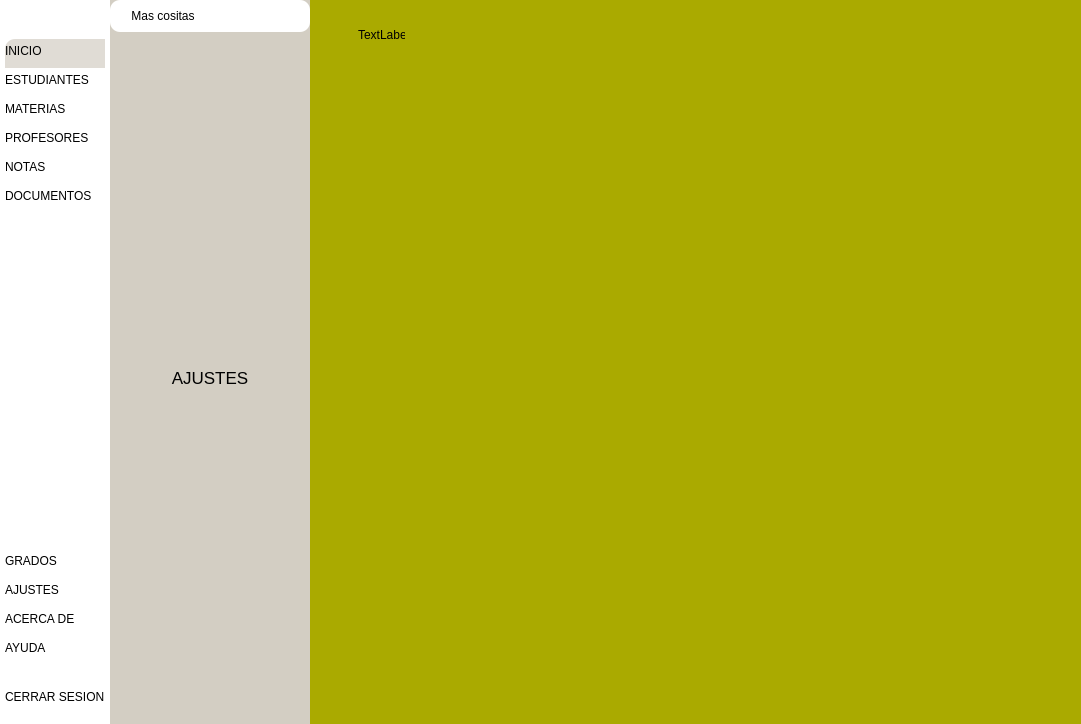
Above: interfaz.ui from YoelSims/AplicacionV2-AndresBello before the change. Below: the same form after it.
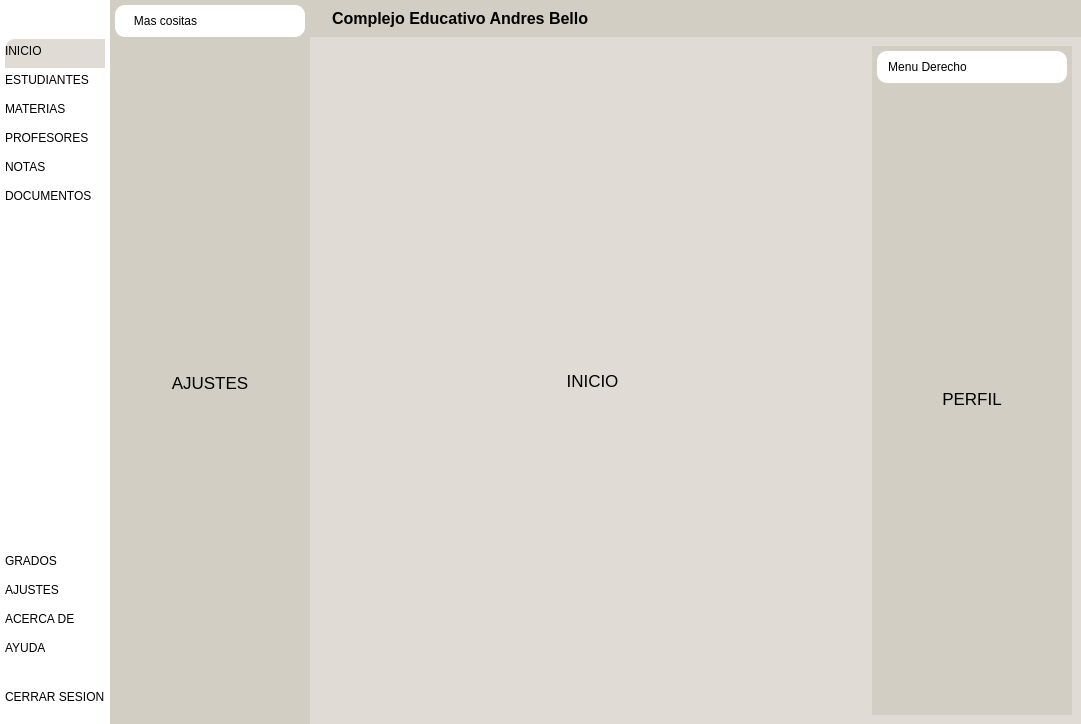
That is the form after the change. Icons and pictures are not drawn.

Commit message: -m Paginas Modulos

The edit to the form file:
```diff
--- a/interfaz.ui
+++ b/interfaz.ui
@@ -38,13 +38,17 @@
 	border-botton-left-radius:10px;
 }
 
-#menuSubCentroContenedor{
+#menuSubCentroContenedor,#subMenuDerecho{
 	background-color: #d3cec3;
 }
 
-#frame_5{
+#frame_5, #frame_9{
 	background-color: #ffffff;
 	border-radius:10px;
+}
+
+#cabeceraContenedor{
+	background-color: #d3cec3
 }</string>
   </property>
   <widget class="QWidget" name="centralContenedor">
@@ -504,16 +508,16 @@
          </property>
          <layout class="QVBoxLayout" name="verticalLayout_8">
           <property name="spacing">
-           <number>0</number>
+           <number>5</number>
           </property>
           <property name="leftMargin">
-           <number>0</number>
+           <number>5</number>
           </property>
           <property name="topMargin">
-           <number>0</number>
+           <number>5</number>
           </property>
           <property name="rightMargin">
-           <number>0</number>
+           <number>5</number>
           </property>
           <property name="bottomMargin">
            <number>0</number>
@@ -539,6 +543,9 @@
              </item>
              <item alignment="Qt::AlignRight">
               <widget class="QPushButton" name="pushButton_2">
+               <property name="toolTip">
+                <string>Cerrar Menu</string>
+               </property>
                <property name="text">
                 <string/>
                </property>
@@ -633,13 +640,28 @@
        </sizepolicy>
       </property>
       <property name="styleSheet">
-       <string notr="true">background-color: rgb(170, 170, 0);</string>
+       <string notr="true"/>
       </property>
       <layout class="QVBoxLayout" name="verticalLayout_12">
+       <property name="spacing">
+        <number>0</number>
+       </property>
+       <property name="leftMargin">
+        <number>0</number>
+       </property>
+       <property name="topMargin">
+        <number>0</number>
+       </property>
+       <property name="rightMargin">
+        <number>0</number>
+       </property>
+       <property name="bottomMargin">
+        <number>0</number>
+       </property>
        <item alignment="Qt::AlignTop">
         <widget class="QWidget" name="cabeceraContenedor" native="true">
          <layout class="QHBoxLayout" name="horizontalLayout_4">
-          <item>
+          <item alignment="Qt::AlignLeft">
            <widget class="QFrame" name="frame_6">
             <property name="frameShape">
              <enum>QFrame::StyledPanel</enum>
@@ -647,22 +669,59 @@
             <property name="frameShadow">
              <enum>QFrame::Raised</enum>
             </property>
-            <widget class="QLabel" name="label_5">
-             <property name="geometry">
-              <rect>
-               <x>30</x>
-               <y>10</y>
-               <width>47</width>
-               <height>13</height>
-              </rect>
+            <layout class="QHBoxLayout" name="horizontalLayout_6">
+             <property name="spacing">
+              <number>6</number>
              </property>
-             <property name="text">
-              <string>TextLabel</string>
+             <property name="leftMargin">
+              <number>0</number>
              </property>
-            </widget>
+             <property name="topMargin">
+              <number>0</number>
+             </property>
+             <property name="rightMargin">
+              <number>0</number>
+             </property>
+             <property name="bottomMargin">
+              <number>0</number>
+             </property>
+             <item>
+              <widget class="QLabel" name="label_5">
+               <property name="maximumSize">
+                <size>
+                 <width>50</width>
+                 <height>50</height>
+                </size>
+               </property>
+               <property name="text">
+                <string/>
+               </property>
+               <property name="pixmap">
+                <pixmap resource="Iconos/imagenesGeneral.qrc">:/imagenes/Imagenes/Logo/2.png</pixmap>
+               </property>
+               <property name="scaledContents">
+                <bool>true</bool>
+               </property>
+              </widget>
+             </item>
+             <item>
+              <widget class="QLabel" name="label_6">
+               <property name="font">
+                <font>
+                 <pointsize>12</pointsize>
+                 <weight>75</weight>
+                 <bold>true</bold>
+                </font>
+               </property>
+               <property name="text">
+                <string>Complejo Educativo Andres Bello</string>
+               </property>
+              </widget>
+             </item>
+            </layout>
            </widget>
           </item>
-          <item>
+          <item alignment="Qt::AlignHCenter">
            <widget class="QFrame" name="frame_7">
             <property name="frameShape">
              <enum>QFrame::StyledPanel</enum>
@@ -671,8 +730,26 @@
              <enum>QFrame::Raised</enum>
             </property>
             <layout class="QHBoxLayout" name="horizontalLayout_5">
+             <property name="spacing">
+              <number>6</number>
+             </property>
+             <property name="leftMargin">
+              <number>0</number>
+             </property>
+             <property name="topMargin">
+              <number>0</number>
+             </property>
+             <property name="rightMargin">
+              <number>0</number>
+             </property>
+             <property name="bottomMargin">
+              <number>0</number>
+             </property>
              <item>
               <widget class="QPushButton" name="pushButton_6">
+               <property name="toolTip">
+                <string>Mas</string>
+               </property>
                <property name="text">
                 <string/>
                </property>
@@ -690,6 +767,9 @@
              </item>
              <item>
               <widget class="QPushButton" name="pushButton_7">
+               <property name="toolTip">
+                <string>Perfil</string>
+               </property>
                <property name="text">
                 <string/>
                </property>
@@ -708,7 +788,7 @@
             </layout>
            </widget>
           </item>
-          <item>
+          <item alignment="Qt::AlignRight">
            <widget class="QFrame" name="frame_8">
             <property name="frameShape">
              <enum>QFrame::StyledPanel</enum>
@@ -717,8 +797,26 @@
              <enum>QFrame::Raised</enum>
             </property>
             <layout class="QHBoxLayout" name="horizontalLayout_3">
+             <property name="spacing">
+              <number>6</number>
+             </property>
+             <property name="leftMargin">
+              <number>0</number>
+             </property>
+             <property name="topMargin">
+              <number>0</number>
+             </property>
+             <property name="rightMargin">
+              <number>0</number>
+             </property>
+             <property name="bottomMargin">
+              <number>0</number>
+             </property>
              <item>
               <widget class="QPushButton" name="pushButton_3">
+               <property name="toolTip">
+                <string>Minimizar Ventana</string>
+               </property>
                <property name="text">
                 <string/>
                </property>
@@ -730,6 +828,9 @@
              </item>
              <item>
               <widget class="QPushButton" name="pushButton_4">
+               <property name="toolTip">
+                <string>Restaurar Ventana</string>
+               </property>
                <property name="text">
                 <string/>
                </property>
@@ -741,6 +842,9 @@
              </item>
              <item>
               <widget class="QPushButton" name="pushButton_5">
+               <property name="toolTip">
+                <string>Cerrar Ventana</string>
+               </property>
                <property name="text">
                 <string/>
                </property>
@@ -757,7 +861,278 @@
         </widget>
        </item>
        <item>
-        <widget class="QWidget" name="principalContenido" native="true"/>
+        <widget class="QWidget" name="principalCuerpoContenido" native="true">
+         <property name="sizePolicy">
+          <sizepolicy hsizetype="Preferred" vsizetype="Expanding">
+           <horstretch>0</horstretch>
+           <verstretch>0</verstretch>
+          </sizepolicy>
+         </property>
+         <layout class="QHBoxLayout" name="horizontalLayout_7">
+          <item>
+           <widget class="QWidget" name="principalContenidosContenedor" native="true">
+            <layout class="QVBoxLayout" name="verticalLayout_17">
+             <item>
+              <widget class="QStackedWidget" name="stackedWidget_3">
+               <widget class="QWidget" name="page_6">
+                <layout class="QVBoxLayout" name="verticalLayout_18">
+                 <item>
+                  <widget class="QLabel" name="label_10">
+                   <property name="font">
+                    <font>
+                     <pointsize>13</pointsize>
+                    </font>
+                   </property>
+                   <property name="text">
+                    <string>INICIO</string>
+                   </property>
+                   <property name="alignment">
+                    <set>Qt::AlignCenter</set>
+                   </property>
+                  </widget>
+                 </item>
+                </layout>
+               </widget>
+               <widget class="QWidget" name="page_7">
+                <layout class="QVBoxLayout" name="verticalLayout_19">
+                 <item>
+                  <widget class="QLabel" name="label_11">
+                   <property name="font">
+                    <font>
+                     <pointsize>13</pointsize>
+                    </font>
+                   </property>
+                   <property name="text">
+                    <string>ESTUDIANTES</string>
+                   </property>
+                   <property name="alignment">
+                    <set>Qt::AlignCenter</set>
+                   </property>
+                  </widget>
+                 </item>
+                </layout>
+               </widget>
+               <widget class="QWidget" name="page_8">
+                <layout class="QVBoxLayout" name="verticalLayout_20">
+                 <item>
+                  <widget class="QLabel" name="label_12">
+                   <property name="font">
+                    <font>
+                     <pointsize>13</pointsize>
+                    </font>
+                   </property>
+                   <property name="text">
+                    <string>MATERIAS</string>
+                   </property>
+                   <property name="alignment">
+                    <set>Qt::AlignCenter</set>
+                   </property>
+                  </widget>
+                 </item>
+                </layout>
+               </widget>
+               <widget class="QWidget" name="page_9">
+                <layout class="QVBoxLayout" name="verticalLayout_21">
+                 <item>
+                  <widget class="QLabel" name="label_13">
+                   <property name="font">
+                    <font>
+                     <pointsize>13</pointsize>
+                    </font>
+                   </property>
+                   <property name="text">
+                    <string>PROFESORES</string>
+                   </property>
+                   <property name="alignment">
+                    <set>Qt::AlignCenter</set>
+                   </property>
+                  </widget>
+                 </item>
+                </layout>
+               </widget>
+               <widget class="QWidget" name="page_10">
+                <layout class="QVBoxLayout" name="verticalLayout_22">
+                 <item>
+                  <widget class="QLabel" name="label_14">
+                   <property name="font">
+                    <font>
+                     <pointsize>13</pointsize>
+                    </font>
+                   </property>
+                   <property name="text">
+                    <string>NOTAS</string>
+                   </property>
+                   <property name="alignment">
+                    <set>Qt::AlignCenter</set>
+                   </property>
+                  </widget>
+                 </item>
+                </layout>
+               </widget>
+               <widget class="QWidget" name="page_11">
+                <layout class="QVBoxLayout" name="verticalLayout_23">
+                 <item>
+                  <widget class="QLabel" name="label_15">
+                   <property name="font">
+                    <font>
+                     <pointsize>13</pointsize>
+                    </font>
+                   </property>
+                   <property name="text">
+                    <string>DOCUMENTOS</string>
+                   </property>
+                   <property name="alignment">
+                    <set>Qt::AlignCenter</set>
+                   </property>
+                  </widget>
+                 </item>
+                </layout>
+               </widget>
+              </widget>
+             </item>
+            </layout>
+           </widget>
+          </item>
+          <item alignment="Qt::AlignRight">
+           <widget class="QWidget" name="menuContenedorDerecho" native="true">
+            <property name="minimumSize">
+             <size>
+              <width>200</width>
+              <height>0</height>
+             </size>
+            </property>
+            <layout class="QVBoxLayout" name="verticalLayout_13">
+             <property name="spacing">
+              <number>0</number>
+             </property>
+             <property name="leftMargin">
+              <number>0</number>
+             </property>
+             <property name="topMargin">
+              <number>0</number>
+             </property>
+             <property name="rightMargin">
+              <number>0</number>
+             </property>
+             <property name="bottomMargin">
+              <number>0</number>
+             </property>
+             <item>
+              <widget class="QWidget" name="subMenuDerecho" native="true">
+               <property name="minimumSize">
+                <size>
+                 <width>200</width>
+                 <height>0</height>
+                </size>
+               </property>
+               <layout class="QVBoxLayout" name="verticalLayout_14">
+                <property name="spacing">
+                 <number>5</number>
+                </property>
+                <property name="leftMargin">
+                 <number>5</number>
+                </property>
+                <property name="topMargin">
+                 <number>5</number>
+                </property>
+                <property name="rightMargin">
+                 <number>5</number>
+                </property>
+                <property name="bottomMargin">
+                 <number>5</number>
+                </property>
+                <item>
+                 <widget class="QFrame" name="frame_9">
+                  <property name="frameShape">
+                   <enum>QFrame::StyledPanel</enum>
+                  </property>
+                  <property name="frameShadow">
+                   <enum>QFrame::Raised</enum>
+                  </property>
+                  <layout class="QHBoxLayout" name="horizontalLayout_8">
+                   <item>
+                    <widget class="QLabel" name="label_7">
+                     <property name="text">
+                      <string>Menu Derecho</string>
+                     </property>
+                     <property name="alignment">
+                      <set>Qt::AlignCenter</set>
+                     </property>
+                    </widget>
+                   </item>
+                   <item alignment="Qt::AlignRight">
+                    <widget class="QPushButton" name="pushButton_8">
+                     <property name="toolTip">
+                      <string>Cerrar Menu</string>
+                     </property>
+                     <property name="text">
+                      <string/>
+                     </property>
+                     <property name="icon">
+                      <iconset resource="Iconos/iconosNegros.qrc">
+                       <normaloff>:/blackIcons/Black/x-circle.svg</normaloff>:/blackIcons/Black/x-circle.svg</iconset>
+                     </property>
+                     <property name="iconSize">
+                      <size>
+                       <width>24</width>
+                       <height>24</height>
+                      </size>
+                     </property>
+                    </widget>
+                   </item>
+                  </layout>
+                 </widget>
+                </item>
+                <item>
+                 <widget class="QStackedWidget" name="stackedWidget_2">
+                  <widget class="QWidget" name="page_4">
+                   <layout class="QVBoxLayout" name="verticalLayout_15">
+                    <item>
+                     <widget class="QLabel" name="label_8">
+                      <property name="font">
+                       <font>
+                        <pointsize>13</pointsize>
+                       </font>
+                      </property>
+                      <property name="text">
+                       <string>PERFIL</string>
+                      </property>
+                      <property name="alignment">
+                       <set>Qt::AlignCenter</set>
+                      </property>
+                     </widget>
+                    </item>
+                   </layout>
+                  </widget>
+                  <widget class="QWidget" name="page_5">
+                   <layout class="QVBoxLayout" name="verticalLayout_16">
+                    <item>
+                     <widget class="QLabel" name="label_9">
+                      <property name="font">
+                       <font>
+                        <pointsize>13</pointsize>
+                       </font>
+                      </property>
+                      <property name="text">
+                       <string>MAS...</string>
+                      </property>
+                      <property name="alignment">
+                       <set>Qt::AlignCenter</set>
+                      </property>
+                     </widget>
+                    </item>
+                   </layout>
+                  </widget>
+                 </widget>
+                </item>
+               </layout>
+              </widget>
+             </item>
+            </layout>
+           </widget>
+          </item>
+         </layout>
+        </widget>
        </item>
       </layout>
      </widget>
```
Left out of the diff: 1 changed line with no effect on the pictures.
